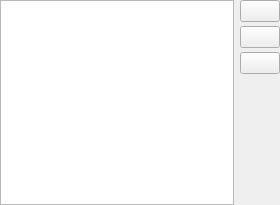
The window that ui/settingsmanager/qqboardssettings.ui (dguihal/quteqoin) describes before a commit, drawn with Qt 5.
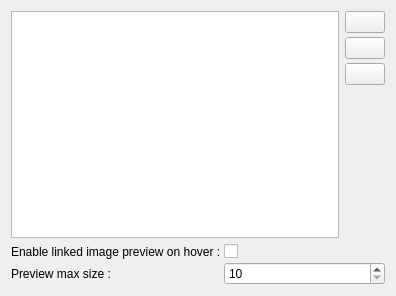
The same window after the commit. Icons and pictures are not drawn.

Commit message: Le previewer d'image est maintenant desactivable et sa taille parametrable

```diff
--- a/ui/settingsmanager/qqboardssettings.ui
+++ b/ui/settingsmanager/qqboardssettings.ui
@@ -6,17 +6,17 @@
    <rect>
     <x>0</x>
     <y>0</y>
-    <width>280</width>
-    <height>205</height>
+    <width>396</width>
+    <height>296</height>
    </rect>
   </property>
   <property name="windowTitle">
    <string>Form</string>
   </property>
+  <layout class="QVBoxLayout" name="verticalLayout">
+   <item>
+    <widget class="QWidget" name="widget_2" native="true">
   <layout class="QHBoxLayout" name="horizontalLayout">
-   <property name="spacing">
-    <number>6</number>
-   </property>
    <property name="leftMargin">
     <number>0</number>
    </property>
@@ -107,6 +107,67 @@
          </size>
         </property>
        </spacer>
+         </item>
+        </layout>
+       </widget>
+      </item>
+     </layout>
+    </widget>
+   </item>
+   <item>
+    <widget class="QWidget" name="widget_3" native="true">
+     <layout class="QFormLayout" name="formLayout">
+      <property name="horizontalSpacing">
+       <number>3</number>
+      </property>
+      <property name="verticalSpacing">
+       <number>3</number>
+      </property>
+      <property name="leftMargin">
+       <number>0</number>
+      </property>
+      <property name="topMargin">
+       <number>0</number>
+      </property>
+      <property name="rightMargin">
+       <number>0</number>
+      </property>
+      <property name="bottomMargin">
+       <number>0</number>
+      </property>
+      <item row="0" column="0">
+       <widget class="QLabel" name="linkedImgPreviewLbl">
+        <property name="text">
+         <string>Enable linked image preview on hover :</string>
+        </property>
+       </widget>
+      </item>
+      <item row="0" column="1">
+       <widget class="QCheckBox" name="linkedImgPreviewCB">
+        <property name="text">
+         <string/>
+        </property>
+       </widget>
+      </item>
+      <item row="1" column="0">
+       <widget class="QLabel" name="linkedImgMaxSizeLbl">
+        <property name="text">
+         <string>Preview max size :</string>
+        </property>
+       </widget>
+      </item>
+      <item row="1" column="1">
+       <widget class="QSpinBox" name="linkedImgMaxSizeSB">
+        <property name="minimum">
+         <number>10</number>
+        </property>
+        <property name="maximum">
+         <number>500</number>
+        </property>
+        <property name="singleStep">
+         <number>5</number>
+        </property>
+       </widget>
       </item>
      </layout>
     </widget>
```
Lines whose indentation alone changed are shown as unchanged. The commit also changes 8 other files.
